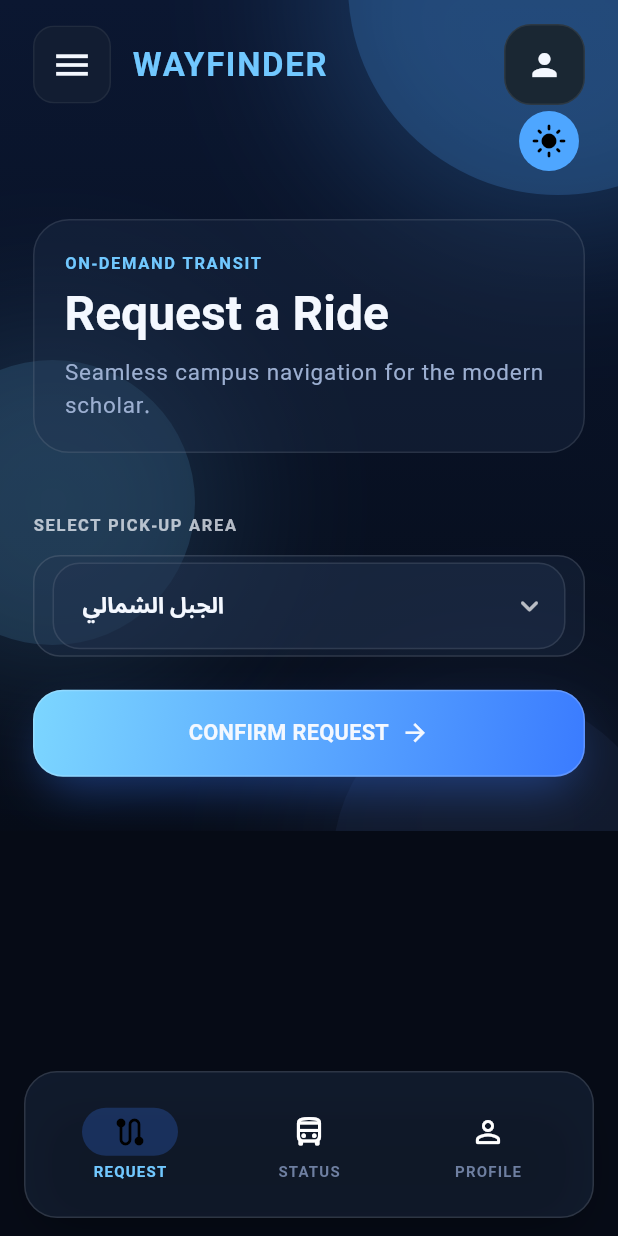
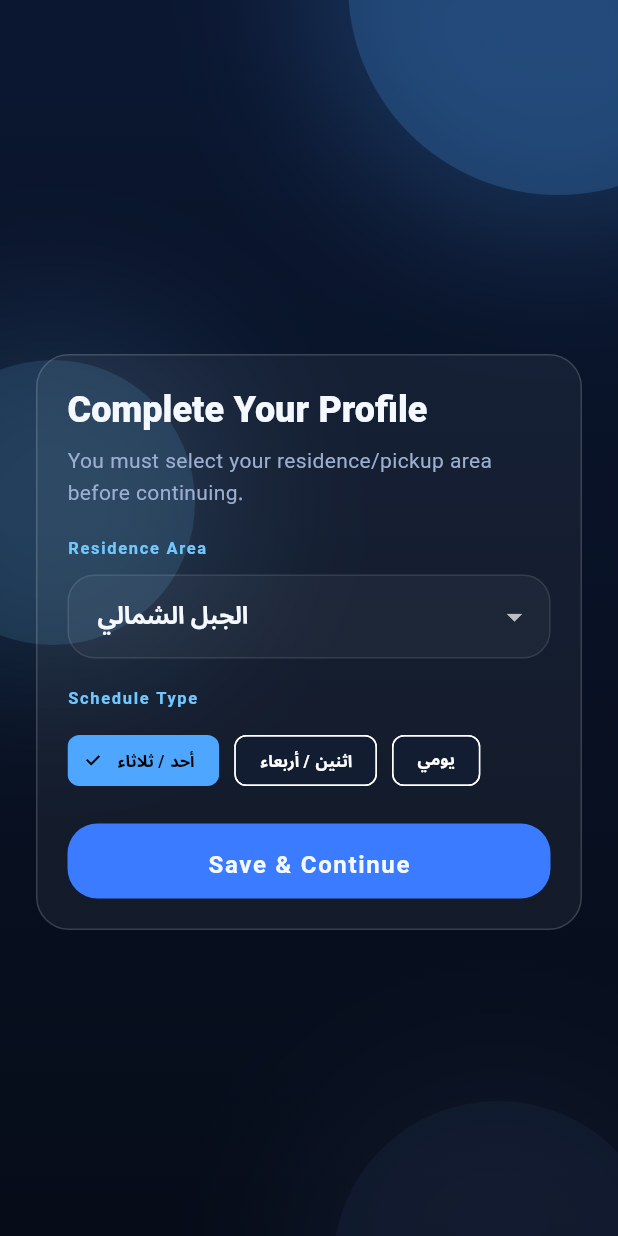
Before and after one commit to dxqxwm6ctk-spec/wayfinder, a Flutter app: the screen it shows once a user with an empty profile is signed in, on a phone screen of 412 x 824 dp. Run offline on Flutter 3.47's test engine with Material 3 defaults, Android fonts, the phone set to English and light mode, and no system bars; our stand-ins replace cloud_firestore, firebase_auth, firebase_core, firebase_messaging, google_fonts, google_sign_in and 2 more; missing offline and left inert: flutter_appauth; accounts and stored records are empty.

Commit message:
اقوى نوع

```diff
--- a/lib/main.dart
+++ b/lib/main.dart
@@ -1,7 +1,6 @@
 import 'package:flutter/material.dart';
 import 'package:flutter_localizations/flutter_localizations.dart';
 import 'package:provider/provider.dart';
-
 import 'core/config/app_env.dart';
 import 'core/services/firebase_service.dart';
 import 'core/services/microsoft_auth_service.dart';
@@ -17,9 +16,7 @@ import 'presentation/providers/navigation_provider.dart';
 import 'presentation/providers/transit_provider.dart';
 import 'presentation/providers/unified_auth_provider.dart';
 import 'presentation/screens/auth_wrapper_screen.dart';
-import 'presentation/screens/main_shell_screen.dart';
 import 'presentation/theme/app_theme.dart';
-
 Future<void> main() async {
   WidgetsFlutterBinding.ensureInitialized();
 
@@ -42,9 +39,7 @@ Future<void> main() async {
       );
       debugPrint('Microsoft Entra initialized successfully');
     } else {
-      debugPrint(
-        'Microsoft sign-in is disabled by MICROSOFT_SIGN_IN_ENABLED.',
-      );
+      debugPrint('Microsoft sign-in is disabled by MICROSOFT_SIGN_IN_ENABLED.');
     }
   } catch (e) {
     debugPrint('Microsoft Entra initialization failed: $e');
@@ -91,14 +86,20 @@ class WayfinderApp extends StatelessWidget {
           ),
         ),
         ChangeNotifierProvider<TransitProvider>(
-          create: (_) => TransitProvider(GetTransitDashboard(transitRepository)),
+          create: (_) =>
+              TransitProvider(GetTransitDashboard(transitRepository)),
         ),
         ChangeNotifierProvider<NavigationProvider>(
           create: (_) => NavigationProvider(),
         ),
       ],
       child: Consumer<AppSettingsProvider>(
-        builder: (BuildContext context, AppSettingsProvider settings, Widget? child) {
+        builder:
+            (
+              BuildContext context,
+              AppSettingsProvider settings,
+              Widget? child,
+            ) {
               return MaterialApp(
                 title: 'WAYFINDER',
                 debugShowCheckedModeBanner: false,
@@ -106,17 +107,14 @@ class WayfinderApp extends StatelessWidget {
                 darkTheme: AppTheme.dark,
                 themeMode: settings.themeMode,
                 locale: settings.locale,
-            supportedLocales: const <Locale>[
-              Locale('en'),
-              Locale('ar'),
-            ],
+                supportedLocales: const <Locale>[Locale('en'), Locale('ar')],
                 localizationsDelegates: const <LocalizationsDelegate<dynamic>>[
                   GlobalMaterialLocalizations.delegate,
                   GlobalWidgetsLocalizations.delegate,
                   GlobalCupertinoLocalizations.delegate,
                 ],
                 routes: <String, WidgetBuilder>{
-              '/main': (_) => const MainShellScreen(),
+                  '/main': (_) => const AuthWrapperScreen(),
                 },
                 home: const AuthWrapperScreen(),
               );
--- a/lib/presentation/providers/unified_auth_provider.dart
+++ b/lib/presentation/providers/unified_auth_provider.dart
@@ -57,6 +57,7 @@ class UnifiedAuthProvider extends ChangeNotifier {
   String? _studentMajor;
   String? _studentPhone;
   String? _defaultPickupArea;
+  String? _pickupSchedule;
   String? _usualBusNumber;
   AuthMethod? _lastAuthMethod;
   bool _isLoading = false;
@@ -112,7 +113,14 @@ class UnifiedAuthProvider extends ChangeNotifier {
   String? get studentMajor => _studentMajor;
   String? get studentPhone => _studentPhone;
   String? get defaultPickupArea => _defaultPickupArea;
+  String? get pickupSchedule => _pickupSchedule;
   String? get usualBusNumber => _usualBusNumber;
+  bool get hasRequiredResidenceLocation =>
+      (_defaultPickupArea ?? '').trim().isNotEmpty;
+  bool get hasRequiredPickupSchedule =>
+      (_pickupSchedule ?? '').trim().isNotEmpty;
+  bool get hasRequiredOnboardingDetails =>
+      hasRequiredResidenceLocation && hasRequiredPickupSchedule;
   bool get isAuthenticated => _currentUser != null || _currentEmail != null;
   bool get isLoading => _isLoading;
   bool get isProfileLoading => _isProfileLoading;
@@ -190,6 +198,11 @@ class UnifiedAuthProvider extends ChangeNotifier {
           'defaultPickupArea',
           'defaultPickup',
           'preferredPickupArea',
+        ]);
+        _pickupSchedule = _readStringValue(data, <String>[
+          'pickupSchedule',
+          'studySchedule',
+          'schedule',
         ]);
         _usualBusNumber = _readStringValue(data, <String>[
           'usualBusNumber',
@@ -310,6 +323,7 @@ class UnifiedAuthProvider extends ChangeNotifier {
     _studentMajor = null;
     _studentPhone = null;
     _defaultPickupArea = null;
+    _pickupSchedule = null;
     _usualBusNumber = null;
   }
 
@@ -317,6 +331,7 @@ class UnifiedAuthProvider extends ChangeNotifier {
   Future<bool> updateEditableStudentProfile({
     required String defaultPickupArea,
     required String usualBusNumber,
+    String? pickupSchedule,
   }) async {
     final firebase.User? user = _currentUser;
     if (user == null) {
@@ -326,6 +341,8 @@ class UnifiedAuthProvider extends ChangeNotifier {
     }
 
     final String pickup = defaultPickupArea.trim();
+    final String schedule =
+        pickupSchedule?.trim() ?? _pickupSchedule?.trim() ?? '';
     final String bus = usualBusNumber.trim().toUpperCase().replaceAll(' ', '');
 
     if (bus.isNotEmpty && !_busNumberPattern.hasMatch(bus)) {
@@ -337,6 +354,9 @@ class UnifiedAuthProvider extends ChangeNotifier {
 
     _authError = null;
     _defaultPickupArea = pickup;
+    if (pickupSchedule != null) {
+      _pickupSchedule = schedule;
+    }
     _usualBusNumber = bus;
     notifyListeners();
 
@@ -346,6 +366,7 @@ class UnifiedAuthProvider extends ChangeNotifier {
         await _firebaseService
             .saveUserData(user.uid, <String, dynamic>{
               'defaultPickupArea': pickup,
+              if (pickupSchedule != null) 'pickupSchedule': schedule,
               'usualBusNumber': bus,
               'updatedAt': FieldValue.serverTimestamp(),
             })
--- a/lib/presentation/screens/auth_wrapper_screen.dart
+++ b/lib/presentation/screens/auth_wrapper_screen.dart
@@ -6,6 +6,7 @@ import '../providers/unified_auth_provider.dart';
 import 'leader_web_screen.dart';
 import 'leader_shell_screen.dart';
 import 'main_shell_screen.dart';
+import 'mandatory_pickup_area_screen.dart';
 import 'role_selection_screen.dart';
 
 class AuthWrapperScreen extends StatelessWidget {
@@ -31,6 +32,10 @@ class AuthWrapperScreen extends StatelessWidget {
         return kIsWeb ? const LeaderWebScreen() : const LeaderShellScreen();
       }
 
+      if (!auth.hasRequiredOnboardingDetails) {
+        return const MandatoryPickupAreaScreen();
+      }
+
       return const MainShellScreen();
     }
 
--- /dev/null
+++ b/lib/presentation/screens/mandatory_pickup_area_screen.dart
@@ -0,0 +1,301 @@
+import 'package:flutter/material.dart';
+import 'package:provider/provider.dart';
+
+import '../providers/app_settings_provider.dart';
+import '../providers/unified_auth_provider.dart';
+import '../theme/app_theme.dart';
+import '../widgets/app_shell_background.dart';
+
+class MandatoryPickupAreaScreen extends StatefulWidget {
+  const MandatoryPickupAreaScreen({super.key});
+
+  @override
+  State<MandatoryPickupAreaScreen> createState() =>
+      _MandatoryPickupAreaScreenState();
+}
+
+class _MandatoryPickupAreaScreenState extends State<MandatoryPickupAreaScreen> {
+  static const List<String> _pickupLocations = <String>[
+    'الجبل الشمالي',
+    'جبل الحسين',
+    'الجاردنز',
+    'الزهور',
+    'القويسمة',
+    'أبو علندا',
+    'النزهة',
+    'طبربور',
+    'المقابلين',
+    'البيادر',
+    'سحاب',
+    'الوحدات',
+    'الشرق الأوسط',
+    'أبو نصير',
+    'ناعور',
+    'الكرك',
+    'السلط',
+    'لواء الجيزة',
+    'رغدان',
+    'الصويفية',
+    'صويلح',
+    'شارع الجامعة',
+    'نزال',
+    'مادبا',
+    'مرج الحمام',
+    'الزرقاء',
+    'الرصيفة',
+  ];
+
+  static const List<_ScheduleOption> _scheduleOptions = <_ScheduleOption>[
+    _ScheduleOption('أحد / ثلاثاء', 'sunday_tuesday'),
+    _ScheduleOption('اثنين / أربعاء', 'monday_wednesday'),
+    _ScheduleOption('يومي', 'daily'),
+  ];
+
+  String? _selectedLocation;
+  String? _selectedSchedule;
+  bool _isSaving = false;
+
+  @override
+  void initState() {
+    super.initState();
+    final UnifiedAuthProvider auth = context.read<UnifiedAuthProvider>();
+    final String? existing = auth.defaultPickupArea?.trim();
+    if (existing != null &&
+        existing.isNotEmpty &&
+        _pickupLocations.contains(existing)) {
+      _selectedLocation = existing;
+    } else {
+      _selectedLocation = _pickupLocations.first;
+    }
+
+    final String? existingSchedule = auth.pickupSchedule?.trim();
+    if (existingSchedule != null && existingSchedule.isNotEmpty) {
+      final _ScheduleOption matched = _scheduleOptions.firstWhere(
+        (_ScheduleOption option) => option.value == existingSchedule,
+        orElse: () => _scheduleOptions.first,
+      );
+      _selectedSchedule = matched.value;
+    } else {
+      _selectedSchedule = _scheduleOptions.first.value;
+    }
+  }
+
+  Future<void> _save(UnifiedAuthProvider auth, bool isArabic) async {
+    final String area = (_selectedLocation ?? '').trim();
+    final String schedule = (_selectedSchedule ?? '').trim();
+    if (area.isEmpty) {
+      ScaffoldMessenger.of(context).showSnackBar(
+        SnackBar(
+          content: Text(
+            isArabic
+                ? 'اختيار منطقة السكن إلزامي للمتابعة.'
+                : 'Selecting a residence area is required to continue.',
+          ),
+        ),
+      );
+      return;
+    }
+
+    if (schedule.isEmpty) {
+      ScaffoldMessenger.of(context).showSnackBar(
+        SnackBar(
+          content: Text(
+            isArabic
+                ? 'اختيار الدوام إلزامي للمتابعة.'
+                : 'Selecting the schedule is required to continue.',
+          ),
+        ),
+      );
+      return;
+    }
+
+    setState(() => _isSaving = true);
+
+    final bool ok = await auth.updateEditableStudentProfile(
+      defaultPickupArea: area,
+      usualBusNumber: auth.usualBusNumber ?? '',
+      pickupSchedule: schedule,
+    );
+
+    if (!mounted) {
+      return;
+    }
+
+    setState(() => _isSaving = false);
+
+    if (!ok) {
+      ScaffoldMessenger.of(context).showSnackBar(
+        SnackBar(
+          content: Text(
+            auth.authError ??
+                (isArabic
+                    ? 'تعذر حفظ منطقة السكن، حاول مرة أخرى.'
+                    : 'Could not save residence area. Please try again.'),
+          ),
+        ),
+      );
+      return;
+    }
+
+    ScaffoldMessenger.of(context).showSnackBar(
+      SnackBar(
+        content: Text(
+          isArabic
+              ? 'تم حفظ منطقة السكن، يمكنك المتابعة الآن.'
+              : 'Residence area saved. You can continue now.',
+        ),
+      ),
+    );
+  }
+
+  @override
+  Widget build(BuildContext context) {
+    final UnifiedAuthProvider auth = context.watch<UnifiedAuthProvider>();
+    final AppSettingsProvider settings = context.watch<AppSettingsProvider>();
+    final bool isArabic = settings.language == AppLanguage.arabic;
+
+    return PopScope(
+      canPop: false,
+      child: Scaffold(
+        body: AppShellBackground(
+          padding: const EdgeInsets.fromLTRB(24, 56, 24, 24),
+          child: Center(
+            child: ConstrainedBox(
+              constraints: const BoxConstraints(maxWidth: 520),
+              child: Container(
+                padding: const EdgeInsets.all(20),
+                decoration: BoxDecoration(
+                  color: Colors.white.withValues(alpha: 0.05),
+                  borderRadius: BorderRadius.circular(22),
+                  border: Border.all(
+                    color: Colors.white.withValues(alpha: 0.16),
+                  ),
+                ),
+                child: Column(
+                  mainAxisSize: MainAxisSize.min,
+                  crossAxisAlignment: CrossAxisAlignment.start,
+                  children: <Widget>[
+                    Text(
+                      isArabic ? 'إكمال الملف الشخصي' : 'Complete Your Profile',
+                      style: Theme.of(context).textTheme.headlineSmall
+                          ?.copyWith(
+                            color: AppColors.textPrimary,
+                            fontWeight: FontWeight.w800,
+                          ),
+                    ),
+                    const SizedBox(height: 8),
+                    Text(
+                      isArabic
+                          ? 'لا يمكنك المتابعة قبل اختيار مكان السكن (منطقة الانطلاق).'
+                          : 'You must select your residence/pickup area before continuing.',
+                      style: Theme.of(context).textTheme.bodyMedium?.copyWith(
+                        color: AppColors.textSecondary,
+                      ),
+                    ),
+                    const SizedBox(height: 18),
+                    Text(
+                      isArabic ? 'منطقة السكن' : 'Residence Area',
+                      style: Theme.of(context).textTheme.labelLarge?.copyWith(
+                        color: AppColors.accentLight,
+                        fontWeight: FontWeight.w700,
+                      ),
+                    ),
+                    const SizedBox(height: 10),
+                    DropdownButtonFormField<String>(
+                      initialValue: _selectedLocation,
+                      items: _pickupLocations
+                          .map(
+                            (String location) => DropdownMenuItem<String>(
+                              value: location,
+                              child: Text(location),
+                            ),
+                          )
+                          .toList(growable: false),
+                      onChanged: _isSaving
+                          ? null
+                          : (String? value) {
+                              if (value == null) {
+                                return;
+                              }
+                              setState(() => _selectedLocation = value);
+                            },
+                      decoration: InputDecoration(
+                        border: OutlineInputBorder(
+                          borderRadius: BorderRadius.circular(14),
+                        ),
+                        filled: true,
+                        fillColor: Colors.white.withValues(alpha: 0.04),
+                      ),
+                    ),
+                    const SizedBox(height: 18),
+                    Text(
+                      isArabic ? 'نوع الدوام' : 'Schedule Type',
+                      style: Theme.of(context).textTheme.labelLarge?.copyWith(
+                        color: AppColors.accentLight,
+                        fontWeight: FontWeight.w700,
+                      ),
+                    ),
+                    const SizedBox(height: 10),
+                    Wrap(
+                      spacing: 10,
+                      runSpacing: 10,
+                      children: _scheduleOptions
+                          .map((_ScheduleOption option) {
+                            final bool selected =
+                                _selectedSchedule == option.value;
+                            return ChoiceChip(
+                              label: Text(option.label),
+                              selected: selected,
+                              onSelected: _isSaving
+                                  ? null
+                                  : (bool value) {
+                                      if (!value) {
+                                        return;
+                                      }
+                                      setState(
+                                        () => _selectedSchedule = option.value,
+                                      );
+                                    },
+                            );
+                          })
+                          .toList(growable: false),
+                    ),
+                    const SizedBox(height: 18),
+                    SizedBox(
+                      width: double.infinity,
+                      height: 50,
+                      child: ElevatedButton(
+                        onPressed: _isSaving || auth.isLoading
+                            ? null
+                            : () => _save(auth, isArabic),
+                        child: _isSaving
+                            ? const SizedBox(
+                                width: 20,
+                                height: 20,
+                                child: CircularProgressIndicator(
+                                  strokeWidth: 2,
+                                ),
+                              )
+                            : Text(
+                                isArabic ? 'حفظ ومتابعة' : 'Save & Continue',
+                                style: const TextStyle(fontSize: 16),
+                              ),
+                      ),
+                    ),
+                  ],
+                ),
+              ),
+            ),
+          ),
+        ),
+      ),
+    );
+  }
+}
+
+class _ScheduleOption {
+  const _ScheduleOption(this.label, this.value);
+
+  final String label;
+  final String value;
+}
--- a/lib/presentation/screens/profile_screen.dart
+++ b/lib/presentation/screens/profile_screen.dart
@@ -25,6 +25,12 @@ enum _ProfileMenuAction {
 
 class _ProfileScreenState extends State<ProfileScreen> {
   static final RegExp _busNumberPattern = RegExp(r'^[A-Za-z0-9-]{1,12}$');
+
+  static const List<_ScheduleOption> _scheduleOptions = <_ScheduleOption>[
+    _ScheduleOption('أحد / ثلاثاء', 'sunday_tuesday'),
+    _ScheduleOption('اثنين / أربعاء', 'monday_wednesday'),
+    _ScheduleOption('يومي', 'daily'),
+  ];
 
   static const List<String> _pickupLocations = <String>[
     // المناطق الشمالية
@@ -61,6 +67,7 @@ class _ProfileScreenState extends State<ProfileScreen> {
 
   final TextEditingController _busController = TextEditingController();
   String? _selectedLocation;
+  String? _selectedSchedule;
   bool _isEditing = false;
   bool _isSaving = false;
 
@@ -83,11 +90,21 @@ class _ProfileScreenState extends State<ProfileScreen> {
         ? savedLocation
         : _pickupLocations.first;
 
+    final String? savedSchedule = auth.pickupSchedule?.trim().isNotEmpty == true
+        ? auth.pickupSchedule!.trim()
+        : null;
+    final _ScheduleOption matchedSchedule = _scheduleOptions.firstWhere(
+      (_ScheduleOption option) => option.value == savedSchedule,
+      orElse: () => _scheduleOptions.first,
+    );
+    _selectedSchedule = matchedSchedule.value;
+
     _busController.text = auth.usualBusNumber?.trim() ?? '';
   }
 
   Future<void> _saveEditableFields(UnifiedAuthProvider auth, bool isArabic) async {
     final String pickup = _selectedLocation ?? '';
+    final String schedule = _selectedSchedule ?? '';
     final String bus = _busController.text.trim().toUpperCase().replaceAll(' ', '');
 
     if (pickup.isEmpty) {
@@ -114,10 +131,22 @@ class _ProfileScreenState extends State<ProfileScreen> {
       return;
     }
 
+    if (schedule.isEmpty) {
+      ScaffoldMessenger.of(context).showSnackBar(
+        SnackBar(
+          content: Text(
+            isArabic ? 'اختر نوع الدوام.' : 'Please select your schedule.',
+          ),
+        ),
+      );
+      return;
+    }
+
     setState(() => _isSaving = true);
     final bool success = await auth.updateEditableStudentProfile(
       defaultPickupArea: pickup,
       usualBusNumber: bus,
+      pickupSchedule: schedule,
     );
 
     if (!mounted) {
@@ -382,6 +411,9 @@ class _ProfileScreenState extends State<ProfileScreen> {
     final String displayBus = auth.usualBusNumber?.trim().isNotEmpty == true
       ? auth.usualBusNumber!.trim()
       : (isArabic ? 'غير متوفر' : 'Not available');
+    final String displaySchedule = auth.pickupSchedule?.trim().isNotEmpty == true
+      ? _formatScheduleLabel(auth.pickupSchedule!.trim())
+      : (isArabic ? 'غير متوفر' : 'Not available');
     final bool isDark = Theme.of(context).brightness == Brightness.dark;
 
     _syncControllers(auth);
@@ -606,6 +638,12 @@ class _ProfileScreenState extends State<ProfileScreen> {
                         label: isArabic ? 'الدور' : 'Role',
                         value: displayRole,
                       ),
+                      const SizedBox(height: 12),
+                      _ProfileMetaRow(
+                        icon: Icons.schedule_outlined,
+                        label: isArabic ? 'نوع الدوام' : 'Schedule Type',
+                        value: displaySchedule,
+                      ),
                     ],
                   ),
                 ),
@@ -622,8 +660,8 @@ class _ProfileScreenState extends State<ProfileScreen> {
                       const SizedBox(height: 6),
                       Text(
                         isArabic
-                            ? 'يمكنك تعديل السكن/الانطلاق ورقم الباص فقط.'
-                            : 'Only home pickup and bus number are editable.',
+                            ? 'يمكنك تعديل السكن/الانطلاق ونوع الدوام ورقم الباص.'
+                            : 'You can edit pickup location, schedule type, and bus number.',
                         style: Theme.of(context).textTheme.bodySmall,
                       ),
                       const SizedBox(height: 14),
@@ -643,6 +681,29 @@ class _ProfileScreenState extends State<ProfileScreen> {
                           onChanged: (String? newValue) {
                             setState(() => _selectedLocation = newValue);
                           },
+                        ),
+                        const SizedBox(height: 12),
+                        Text(
+                          isArabic ? 'نوع الدوام' : 'Schedule Type',
+                          style: Theme.of(context).textTheme.labelLarge,
+                        ),
+                        const SizedBox(height: 8),
+                        Wrap(
+                          spacing: 10,
+                          runSpacing: 10,
+                          children: _scheduleOptions.map((_ScheduleOption option) {
+                            final bool selected = _selectedSchedule == option.value;
+                            return ChoiceChip(
+                              label: Text(option.label),
+                              selected: selected,
+                              onSelected: (bool value) {
+                                if (!value) {
+                                  return;
+                                }
+                                setState(() => _selectedSchedule = option.value);
+                              },
+                            );
+                          }).toList(growable: false),
                         ),
                         const SizedBox(height: 12),
                         TextField(
@@ -698,6 +759,12 @@ class _ProfileScreenState extends State<ProfileScreen> {
                           label: isArabic ? 'رقم الباص المعتاد' : 'Usual Bus Number',
                           value: displayBus,
                         ),
+                        const SizedBox(height: 12),
+                        _ProfileMetaRow(
+                          icon: Icons.schedule_outlined,
+                          label: isArabic ? 'نوع الدوام' : 'Schedule Type',
+                          value: displaySchedule,
+                        ),
                       ],
                     ],
                   ),
@@ -747,6 +814,28 @@ class _ProfileScreenState extends State<ProfileScreen> {
   }
 }
 
+String _formatScheduleLabel(String code) {
+  final String normalized = code.trim();
+  if (normalized.isEmpty) {
+    return '';
+  }
+
+  if (normalized == 'all-week' || normalized == 'daily' || normalized == 'everyday') {
+    return 'يومي';
+  }
+  if (normalized == 'sun-tue-thu' || normalized == 'sunday_tuesday_thursday') {
+    return 'أحد - ثلاثاء - خميس';
+  }
+  if (normalized == 'sunday_tuesday') {
+    return 'أحد / ثلاثاء';
+  }
+  if (normalized == 'monday_wednesday') {
+    return 'اثنين / أربعاء';
+  }
+
+  return normalized;
+}
+
 class _GlassPanel extends StatelessWidget {
   const _GlassPanel({
     required this.child,
@@ -785,6 +874,13 @@ class _GlassPanel extends StatelessWidget {
       child: child,
     );
   }
+}
+
+class _ScheduleOption {
+  const _ScheduleOption(this.label, this.value);
+
+  final String label;
+  final String value;
 }
 
 class _ProfileMetaRow extends StatelessWidget {
```
Also changed, not shown: 1 other file. Lines whose indentation alone changed are shown as unchanged.
